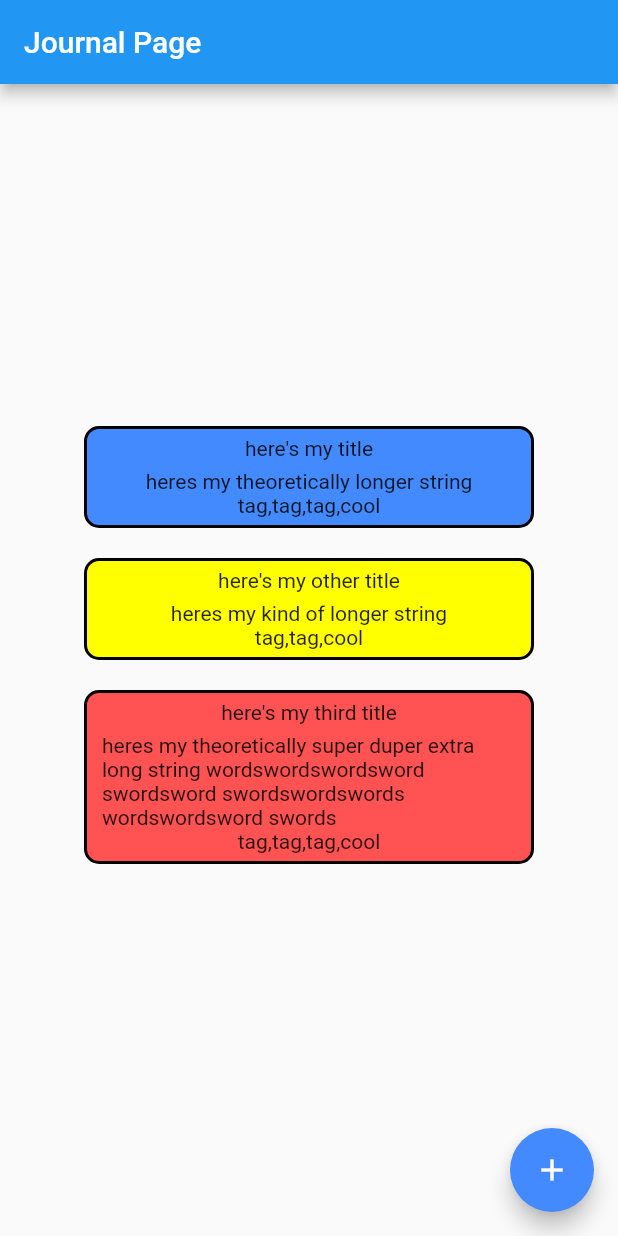
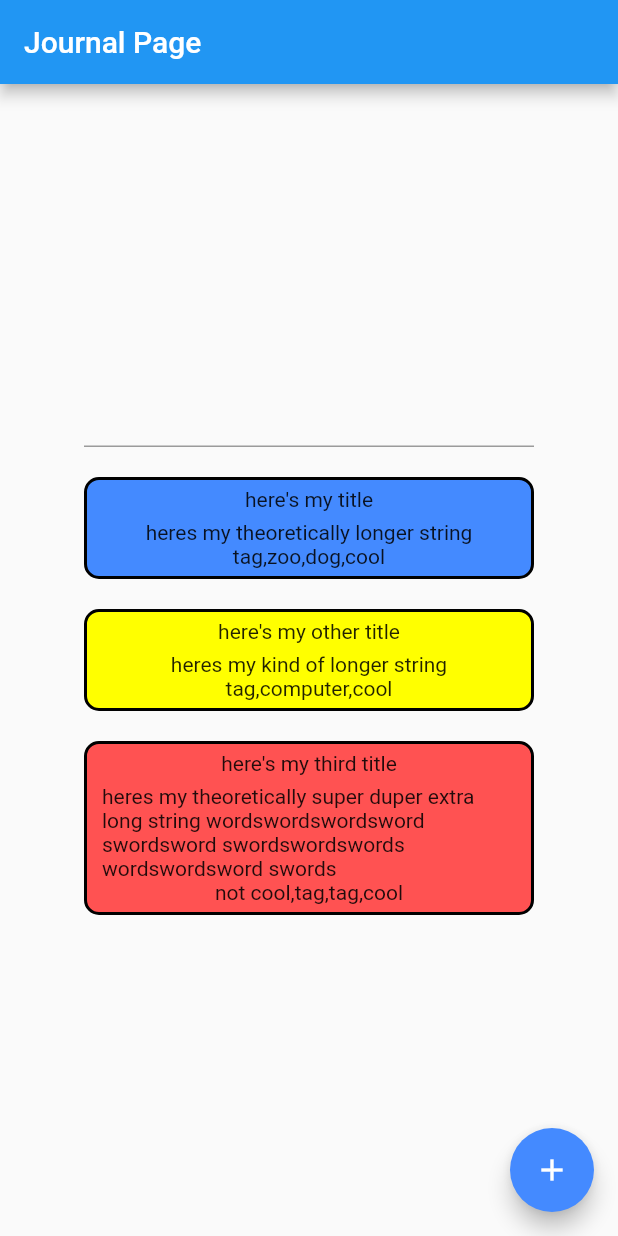
Before and after one commit to XanderAdams/just_a_journal_flutter, a Flutter app: the screen it shows after launch, on a phone screen of 412 x 824 dp. Run offline on Flutter 3.47's test engine with Material 2 defaults, Android fonts, the phone set to English and light mode, and no system bars; our stand-ins replace flutter_colorpicker.

Commit message:
tags search

```diff
--- a/lib/main.dart
+++ b/lib/main.dart
@@ -14,9 +14,9 @@ class Entry {
 List<Entry> entries = [];
 
 void main() {
-  entries.add(Entry("here's my title", "heres my theoretically longer string", Colors.blueAccent, 'tag,tag,tag,cool'));
-  entries.add(Entry("here's my other title", "heres my kind of longer string", Colors.yellowAccent, 'tag,tag,cool'));
-  entries.add(Entry("here's my third title", "heres my theoretically super duper extra long string wordswordswordsword swordsword swordswordswords wordswordsword swords", Colors.redAccent, 'tag,tag,tag,cool'));
+  entries.add(Entry("here's my title", "heres my theoretically longer string", Colors.blueAccent, 'tag,zoo,dog,cool'));
+  entries.add(Entry("here's my other title", "heres my kind of longer string", Colors.yellowAccent, 'tag,computer,cool'));
+  entries.add(Entry("here's my third title", "heres my theoretically super duper extra long string wordswordswordsword swordsword swordswordswords wordswordsword swords", Colors.redAccent, 'not cool,tag,tag,cool'));
 
   print("Entry: " + entries.length.toString());
 
@@ -42,7 +42,31 @@ class JournalPage extends StatefulWidget {
 
 
 class _JournalPageState extends State<JournalPage> {
+  late TextEditingController tagText;
+  @override
+  void initState() {
+    super.initState();
+   tagText = TextEditingController(text: '');
 
+  }
+  List<Entry> getMatchingEntries() {
+    List<Entry> temp= [];
+    for(int i=0; i < entries.length; i++){
+      List<String> tags = entries[i].tags.split(',');
+      for(int t=0; t < tags.length; t++) {
+        if(tags[t] == tagText.text){
+          temp.add(entries[i]);
+          break;
+        }
+      }
+    }
+
+
+    if(tagText.text =='')
+    return entries;
+    else
+      return temp;
+  }
   @override
   Widget build(BuildContext context){
     return Scaffold(
@@ -53,13 +77,28 @@ class _JournalPageState extends State<JournalPage> {
         child: SingleChildScrollView(
           child: Column(
             children: <Widget> [
-              for(int i = 0; i < entries.length; i++)
+              SizedBox(
+                width: 300, //double.infinity
+                child: TextField(
+                    keyboardType: TextInputType.number,
+                    controller: tagText,
+                    onChanged:(String? value) {
+                      if (value != null) {
+                        setState(() {
+
+                      });
+                      }
+                    }
+                ),
+              ),
+              Padding(padding: EdgeInsets.all(10)),
+              for(int i = 0; i < getMatchingEntries().length; i++)
                 Column(
                   children: [
                     Container(
                       padding: const EdgeInsets.only(left: 10, top: 5, bottom: 5, right: 10),
                       decoration: BoxDecoration(
-                        color: entries[i].color,
+                        color: getMatchingEntries()[i].color,
                         border: Border.all(
                           color: Colors.black,
                           width: 2,
@@ -69,10 +108,10 @@ class _JournalPageState extends State<JournalPage> {
                       width: 300,
                       child: Column(
                         children: [
-                          Text(entries[i].title),
+                          Text(getMatchingEntries()[i].title),
                           Padding(padding: EdgeInsets.all(3)),
-                          Text(entries[i].contents),
-                          Text(entries[i].tags),
+                          Text(getMatchingEntries()[i].contents),
+                          Text(getMatchingEntries()[i].tags),
                         ],
                       ),
                     ),
```
